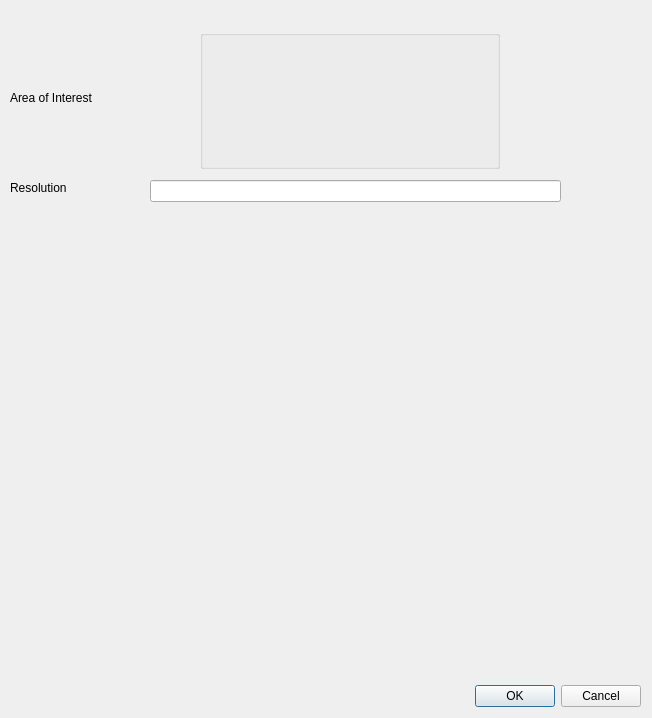
The window that MSA_QGIS_dialog_base.ui (ThyavdBerg/MSA-Q) describes before a commit, drawn with Qt 5.
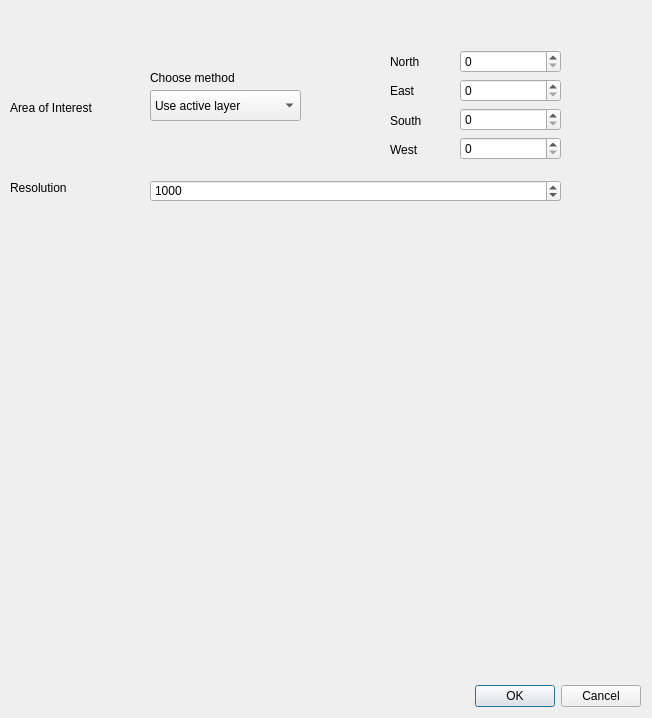
The same window after the commit. Custom widgets are drawn as their Qt base class.

Commit message: resolution and area of interest now form-fillable in spinboxes

```diff
--- a/MSA_QGIS_dialog_base.ui
+++ b/MSA_QGIS_dialog_base.ui
@@ -33,7 +33,7 @@
    <property name="geometry">
     <rect>
      <x>10</x>
-     <y>90</y>
+     <y>100</y>
      <width>131</width>
      <height>16</height>
     </rect>
@@ -42,16 +42,6 @@
     <string>Area of Interest</string>
    </property>
   </widget>
-  <widget class="QLineEdit" name="lineEdit_resolution">
-   <property name="geometry">
-    <rect>
-     <x>150</x>
-     <y>180</y>
-     <width>411</width>
-     <height>22</height>
-    </rect>
-   </property>
-  </widget>
   <widget class="QLabel" name="label_resolution">
    <property name="geometry">
     <rect>
@@ -65,31 +55,139 @@
     <string>Resolution</string>
    </property>
   </widget>
-  <widget class="QgsExtentGroupBox" name="mExtentGroupBox">
+  <widget class="QComboBox" name="comboBox_area_of_interest">
    <property name="geometry">
     <rect>
-     <x>200</x>
-     <y>30</y>
-     <width>300</width>
-     <height>139</height>
+     <x>150</x>
+     <y>90</y>
+     <width>151</width>
+     <height>31</height>
     </rect>
    </property>
+   <item>
+    <property name="text">
+     <string>Use active layer</string>
+    </property>
+   </item>
+   <item>
+    <property name="text">
+     <string>Use user input</string>
+    </property>
+   </item>
+  </widget>
+  <widget class="QLabel" name="label_choose_aoi_method">
+   <property name="geometry">
+    <rect>
+     <x>150</x>
+     <y>70</y>
+     <width>151</width>
+     <height>16</height>
+    </rect>
+   </property>
+   <property name="text">
+    <string>Choose method</string>
+   </property>
+  </widget>
+  <widget class="QSpinBox" name="spinBox_resolution">
+   <property name="geometry">
+    <rect>
+     <x>150</x>
+     <y>180</y>
+     <width>411</width>
+     <height>22</height>
+    </rect>
+   </property>
+   <property name="maximum">
+    <number>10000</number>
+   </property>
+   <property name="value">
+    <number>1000</number>
+   </property>
+  </widget>
+  <widget class="QWidget" name="">
+   <property name="geometry">
+    <rect>
+     <x>390</x>
+     <y>50</y>
+     <width>44</width>
+     <height>111</height>
+    </rect>
+   </property>
+   <layout class="QVBoxLayout" name="verticalLayout">
+    <item>
+     <widget class="QLabel" name="label_North">
+      <property name="text">
+       <string>North</string>
+      </property>
+     </widget>
+    </item>
+    <item>
+     <widget class="QLabel" name="label_East">
+      <property name="text">
+       <string>East</string>
+      </property>
+     </widget>
+    </item>
+    <item>
+     <widget class="QLabel" name="label_South">
+      <property name="text">
+       <string>South</string>
+      </property>
+     </widget>
+    </item>
+    <item>
+     <widget class="QLabel" name="label_West">
+      <property name="text">
+       <string>West</string>
+      </property>
+     </widget>
+    </item>
+   </layout>
+  </widget>
+  <widget class="QWidget" name="">
+   <property name="geometry">
+    <rect>
+     <x>460</x>
+     <y>50</y>
+     <width>101</width>
+     <height>111</height>
+    </rect>
+   </property>
+   <layout class="QVBoxLayout" name="verticalLayout_2">
+    <item>
+     <widget class="QSpinBox" name="spinBox_north">
+      <property name="maximum">
+       <number>10000</number>
+      </property>
+     </widget>
+    </item>
+    <item>
+     <widget class="QSpinBox" name="spinBox_east">
+      <property name="maximum">
+       <number>10000</number>
+      </property>
+     </widget>
+    </item>
+    <item>
+     <widget class="QSpinBox" name="spinBox_south">
+      <property name="maximum">
+       <number>10000</number>
+      </property>
+     </widget>
+    </item>
+    <item>
+     <widget class="QSpinBox" name="spinBox_west">
+      <property name="suffix">
+       <string/>
+      </property>
+      <property name="maximum">
+       <number>10000</number>
+      </property>
+     </widget>
+    </item>
+   </layout>
   </widget>
  </widget>
- <customwidgets>
-  <customwidget>
-   <class>QgsCollapsibleGroupBox</class>
-   <extends>QGroupBox</extends>
-   <header>qgscollapsiblegroupbox.h</header>
-   <container>1</container>
-  </customwidget>
-  <customwidget>
-   <class>QgsExtentGroupBox</class>
-   <extends>QgsCollapsibleGroupBox</extends>
-   <header>qgsextentgroupbox.h</header>
-   <container>1</container>
-  </customwidget>
- </customwidgets>
  <resources/>
  <connections>
   <connection>
```
The commit also changes 3 other files.
